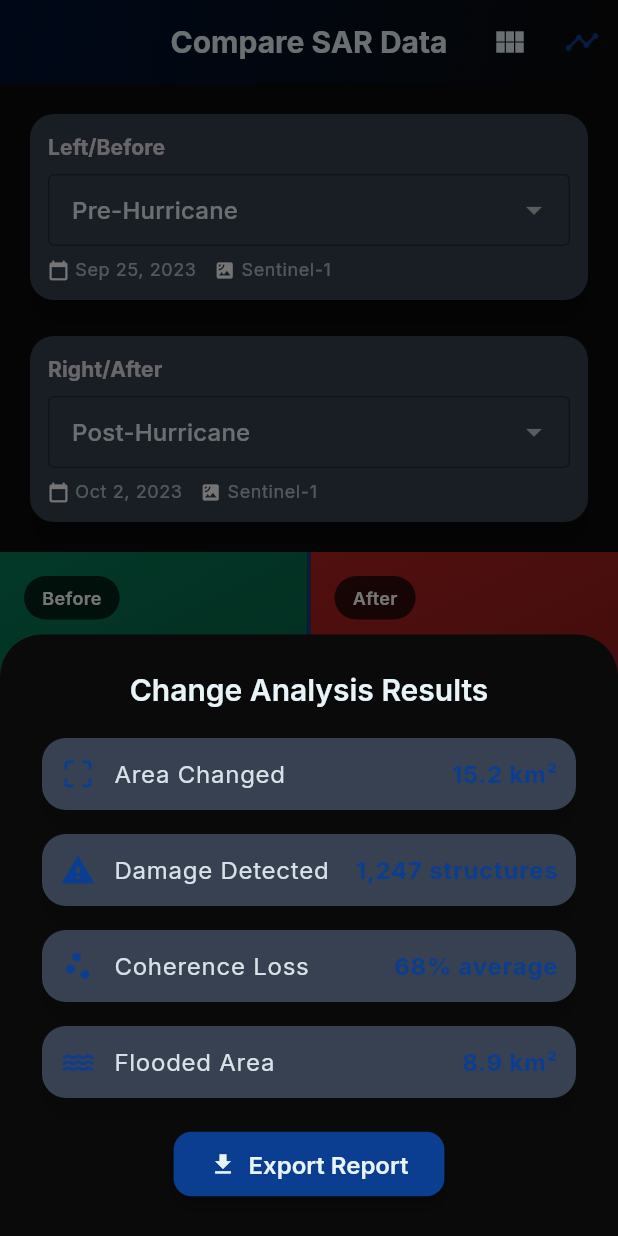
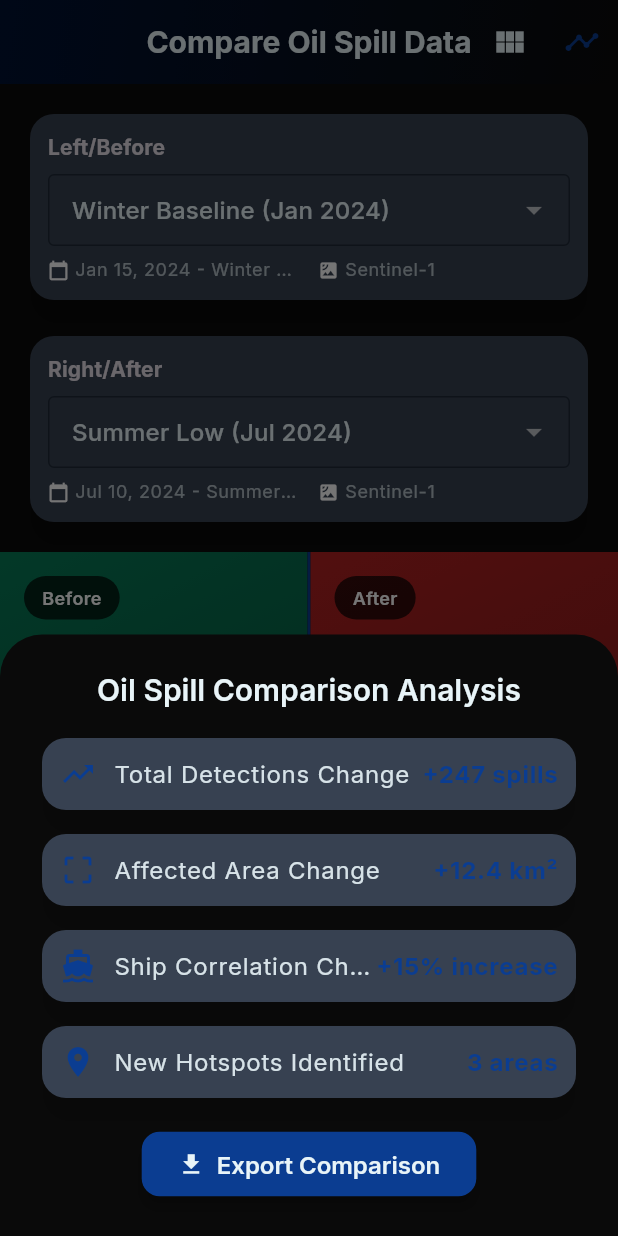
Before and after one commit to pranalitalla8/sarveillance, a Flutter app: the screen it shows after launch, item 4 of the bottom bar chosen, after a tap on "Analyze Changes", on a phone screen of 412 x 824 dp. Run offline on Flutter 3.47's test engine with Material 3 defaults, Android fonts, the phone set to English and light mode, and no system bars; our stand-ins replace csv, fl_chart, flutter_map, google_fonts, latlong2; network calls fail.

Commit message:
Update Compare screen with Chesapeake Bay oil spill seasonal comparisons
Replace Hurricane Ian data with Chesapeake Bay oil spill temporal analysis:
- Winter Baseline (Jan 2024): Highest spill activity period
- Spring Period (Apr 2024): Moderate shipping traffic
- Summer Low (Jul 2024): Lowest detection rates, calm seas
- Current Status (Oct 2024): Latest detection data

Update analysis metrics to show:
- Total detections change
- Affected area change
- Ship correlation trends
- New hotspot identification

All comparisons now focus on seasonal oil spill patterns in Chesapeake Bay

```diff
--- a/lib/screens/compare_screen.dart
+++ b/lib/screens/compare_screen.dart
@@ -18,24 +18,24 @@ class _CompareScreenState extends State<CompareScreen> {
 
   final List<Map<String, dynamic>> _timelineData = [
     {
-      'date': DateTime(2023, 9, 25),
-      'label': 'Pre-Hurricane',
-      'description': 'Normal conditions before Hurricane Ian',
+      'date': DateTime(2024, 1, 15),
+      'label': 'Winter Baseline',
+      'description': 'Normal winter conditions - highest spill activity',
     },
     {
-      'date': DateTime(2023, 9, 28),
-      'label': 'During Hurricane',
-      'description': 'Hurricane Ian landfall',
+      'date': DateTime(2024, 4, 20),
+      'label': 'Spring Period',
+      'description': 'Moderate shipping traffic - seasonal comparison',
     },
     {
-      'date': DateTime(2023, 10, 2),
-      'label': 'Post-Hurricane',
-      'description': 'Immediate aftermath assessment',
+      'date': DateTime(2024, 7, 10),
+      'label': 'Summer Low',
+      'description': 'Lowest detection rates - calm seas',
     },
     {
-      'date': DateTime(2023, 10, 15),
-      'label': 'Recovery Phase',
-      'description': 'Two weeks after hurricane',
+      'date': DateTime(2024, 10, 5),
+      'label': 'Current Status',
+      'description': 'Latest oil spill detection data',
     },
   ];
 
@@ -43,7 +43,7 @@ class _CompareScreenState extends State<CompareScreen> {
   Widget build(BuildContext context) {
     return Scaffold(
       appBar: AppBar(
-        title: const Text('Compare SAR Data'),
+        title: const Text('Compare Oil Spill Data'),
         backgroundColor: Colors.transparent,
         elevation: 0,
         flexibleSpace: Container(
@@ -195,10 +195,10 @@ class _CompareScreenState extends State<CompareScreen> {
                 contentPadding: EdgeInsets.symmetric(horizontal: 12, vertical: 8),
               ),
               items: const [
-                DropdownMenuItem(value: 'before', child: Text('Pre-Hurricane')),
-                DropdownMenuItem(value: 'during', child: Text('During Hurricane')),
-                DropdownMenuItem(value: 'after', child: Text('Post-Hurricane')),
-                DropdownMenuItem(value: 'recovery', child: Text('Recovery Phase')),
+                DropdownMenuItem(value: 'before', child: Text('Winter Baseline (Jan 2024)')),
+                DropdownMenuItem(value: 'during', child: Text('Spring Period (Apr 2024)')),
+                DropdownMenuItem(value: 'after', child: Text('Summer Low (Jul 2024)')),
+                DropdownMenuItem(value: 'recovery', child: Text('Current Status (Oct 2024)')),
               ],
               onChanged: (newValue) {
                 if (newValue != null) {
@@ -239,13 +239,13 @@ class _CompareScreenState extends State<CompareScreen> {
   String _getDateForDataset(String dataset) {
     switch (dataset) {
       case 'before':
-        return 'Sep 25, 2023';
+        return 'Jan 15, 2024 - Winter Baseline';
       case 'during':
-        return 'Sep 28, 2023';
+        return 'Apr 20, 2024 - Spring Period';
       case 'after':
-        return 'Oct 2, 2023';
+        return 'Jul 10, 2024 - Summer Low';
       case 'recovery':
-        return 'Oct 15, 2023';
+        return 'Oct 5, 2024 - Current Status';
       default:
         return 'Unknown';
     }
@@ -282,30 +282,30 @@ class _CompareScreenState extends State<CompareScreen> {
           mainAxisSize: MainAxisSize.min,
           children: [
             Text(
-              'Change Analysis Results',
+              'Oil Spill Comparison Analysis',
               style: Theme.of(context).textTheme.titleLarge,
             ),
             const SizedBox(height: 16),
-            _buildAnalysisMetric('Area Changed', '15.2 km²', Icons.crop_free),
+            _buildAnalysisMetric('Total Detections Change', '+247 spills', Icons.trending_up),
             const SizedBox(height: 8),
-            _buildAnalysisMetric('Damage Detected', '1,247 structures', Icons.warning),
+            _buildAnalysisMetric('Affected Area Change', '+12.4 km²', Icons.crop_free),
             const SizedBox(height: 8),
-            _buildAnalysisMetric('Coherence Loss', '68% average', Icons.scatter_plot),
+            _buildAnalysisMetric('Ship Correlation Change', '+15% increase', Icons.directions_boat),
             const SizedBox(height: 8),
-            _buildAnalysisMetric('Flooded Area', '8.9 km²', Icons.water),
+            _buildAnalysisMetric('New Hotspots Identified', '3 areas', Icons.place),
             const SizedBox(height: 16),
             ElevatedButton.icon(
               onPressed: () {
                 Navigator.pop(context);
                 ScaffoldMessenger.of(context).showSnackBar(
                   const SnackBar(
-                    content: Text('Generating detailed report...'),
+                    content: Text('Generating oil spill comparison report...'),
                     behavior: SnackBarBehavior.floating,
                   ),
                 );
               },
               icon: const Icon(Icons.file_download),
-              label: const Text('Export Report'),
+              label: const Text('Export Comparison'),
             ),
           ],
         ),
```
